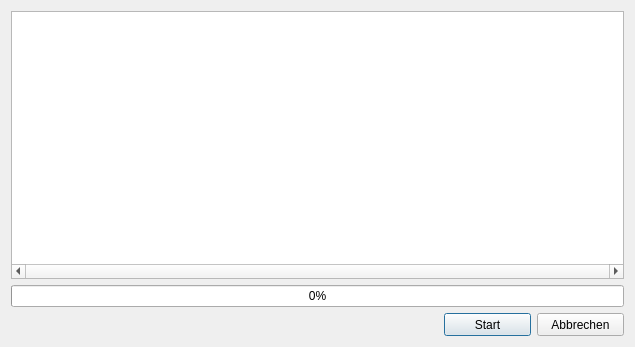
First picture: the form in OTP/progress.ui, repository ChrFr/qgis-OTP, before the edit.
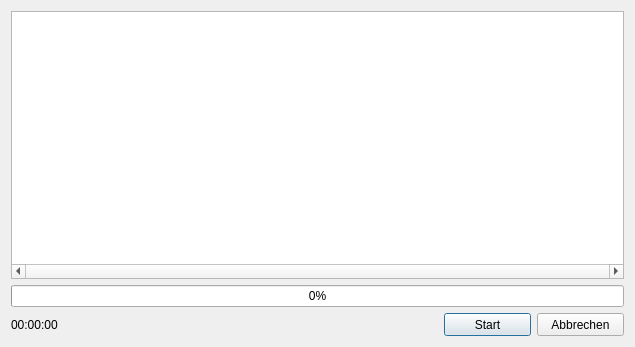
Second picture: the form after the edit.

Commit message: Update: OTP UI elapsed time label

The edit to the form file:
```diff
--- a/OTP/progress.ui
+++ b/OTP/progress.ui
@@ -51,6 +51,13 @@
    </item>
    <item>
     <layout class="QHBoxLayout" name="horizontalLayout">
+     <item>
+      <widget class="QLabel" name="elapsed_time_label">
+       <property name="text">
+        <string>00:00:00</string>
+       </property>
+      </widget>
+     </item>
      <item>
       <spacer name="horizontalSpacer">
        <property name="orientation">
```
